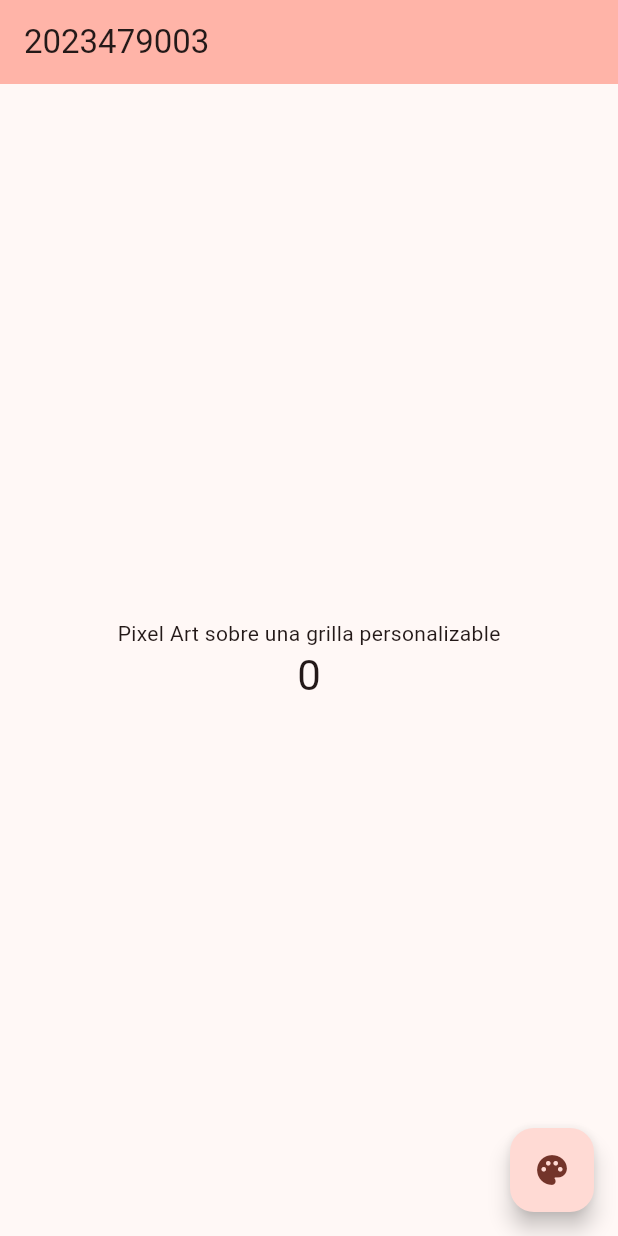
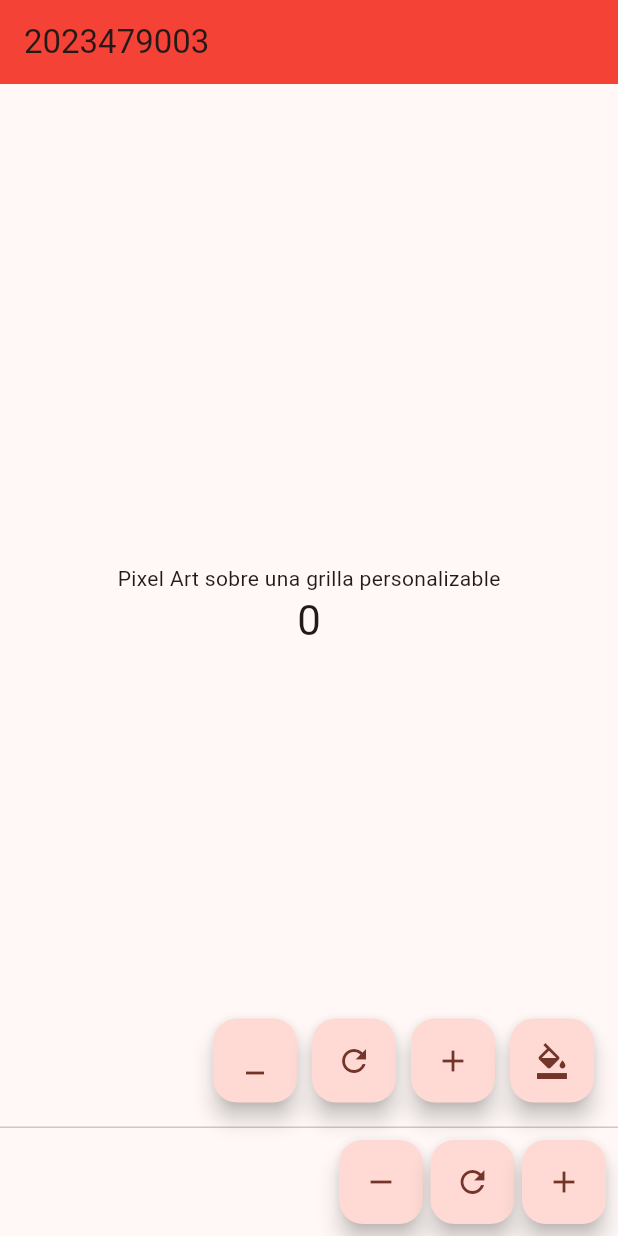
Before and after one commit to sebato123/3479A321_2023479003, a Flutter app: the screen it shows after launch, on a phone screen of 412 x 824 dp. Run offline on Flutter 3.47's test engine with Material 3 defaults, Android fonts, the light colour scheme and no system bars.

Commit message:
Nuevos botones de color y al pie de la pantalla

```diff
--- a/lib/main.dart
+++ b/lib/main.dart
@@ -1,3 +1,5 @@
+import 'dart:math';
+
 import 'package:flutter/material.dart';
 
 void main() {
@@ -55,6 +57,8 @@
 
 class _MyHomePageState extends State<MyHomePage> {
   int _counter = 0;
+  Color _currentColor = Colors.red;
+
 
   void _incrementCounter() {
     setState(() {
@@ -66,6 +70,51 @@
       _counter++;
     });
   }
+
+  void _decrementCounter() {
+    setState(() {
+      // This call to setState tells the Flutter framework that something has
+      // changed in this State, which causes it to rerun the build method below
+      // so that the display can reflect the updated values. If we changed
+      // _counter without calling setState(), then the build method would not be
+      // called again, and so nothing would appear to happen.
+      _counter--;
+    });
+
+  }
+
+  void _resetCounter() {
+    setState(() {
+      // This call to setState tells the Flutter framework that something has
+      // changed in this State, which causes it to rerun the build method below
+      // so that the display can reflect the updated values. If we changed
+      // _counter without calling setState(), then the build method would not be
+      // called again, and so nothing would appear to happen.
+      _counter = 0;
+    });
+
+  }
+
+  Color _randomColor(){
+
+    final random = Random();
+      return Color.fromARGB(255, random.nextInt(255), random.nextInt(255), random.nextInt(255));
+
+  }
+
+  void _changeColor() {
+    setState(() {
+      // This call to setState tells the Flutter framework that something has
+      // changed in this State, which causes it to rerun the build method below
+      // so that the display can reflect the updated values. If we changed
+      // _counter without calling setState(), then the build method would not be
+      // called again, and so nothing would appear to happen.
+
+       _currentColor=_randomColor();
+    });
+
+  }
+
 
   @override
   Widget build(BuildContext context) {
@@ -80,7 +129,7 @@
         // TRY THIS: Try changing the color here to a specific color (to
         // Colors.amber, perhaps?) and trigger a hot reload to see the AppBar
         // change color while the other colors stay the same.
-        backgroundColor: Theme.of(context).colorScheme.inversePrimary,
+        backgroundColor: _currentColor,
         // Here we take the value from the MyHomePage object that was created by
         // the App.build method, and use it to set our appbar title.
         title: Text(widget.title),
@@ -112,11 +161,64 @@
           ],
         ),
       ),
-      floatingActionButton: FloatingActionButton(
+
+      persistentFooterButtons: [
+      Row(
+      mainAxisAlignment: MainAxisAlignment.end,
+      children: [
+        FloatingActionButton(
+        onPressed: _decrementCounter,
+        tooltip: 'Decrement',
+        child: const Icon(Icons.remove),
+        ),
+      const SizedBox(width: 5), // espacio entre botones
+        FloatingActionButton(
+        onPressed: _resetCounter,
+        tooltip: 'Reset',
+        child: const Icon(Icons.refresh),
+        ),
+        const SizedBox(width: 5), // espacio entre botones
+        FloatingActionButton(
         onPressed: _incrementCounter,
         tooltip: 'Increment',
-        child: const Icon(Icons.palette),
-      ), // This trailing comma makes auto-formatting nicer for build methods.
+        child: const Icon(Icons.add),
+        )
+    ],
+  ),
+],
+
+      floatingActionButton: Row(
+  mainAxisAlignment: MainAxisAlignment.end, // los pega al lado derecho
+  children: [
+    FloatingActionButton(
+      onPressed: _decrementCounter,
+      tooltip: 'Decrement',
+      child: const Icon(Icons.minimize),
+    ),
+    const SizedBox(width: 10), // espacio entre botones
+    FloatingActionButton(
+      onPressed: () {
+        setState(() {
+          _counter = 0;
+        });
+      },
+      tooltip: 'Reset',
+      child: const Icon(Icons.refresh),
+    ),
+    const SizedBox(width: 10), // espacio entre botones
+    FloatingActionButton(
+      onPressed: _incrementCounter,
+      tooltip: 'Increment',
+      child: const Icon(Icons.add),
+    ),
+    const SizedBox(width: 10), // espacio entre botones
+    FloatingActionButton(
+      onPressed: _changeColor,
+      tooltip: 'Change color',
+      child: const Icon(Icons.format_color_fill),
+    ),
+  ],
+),
     );
   }
 }
```
